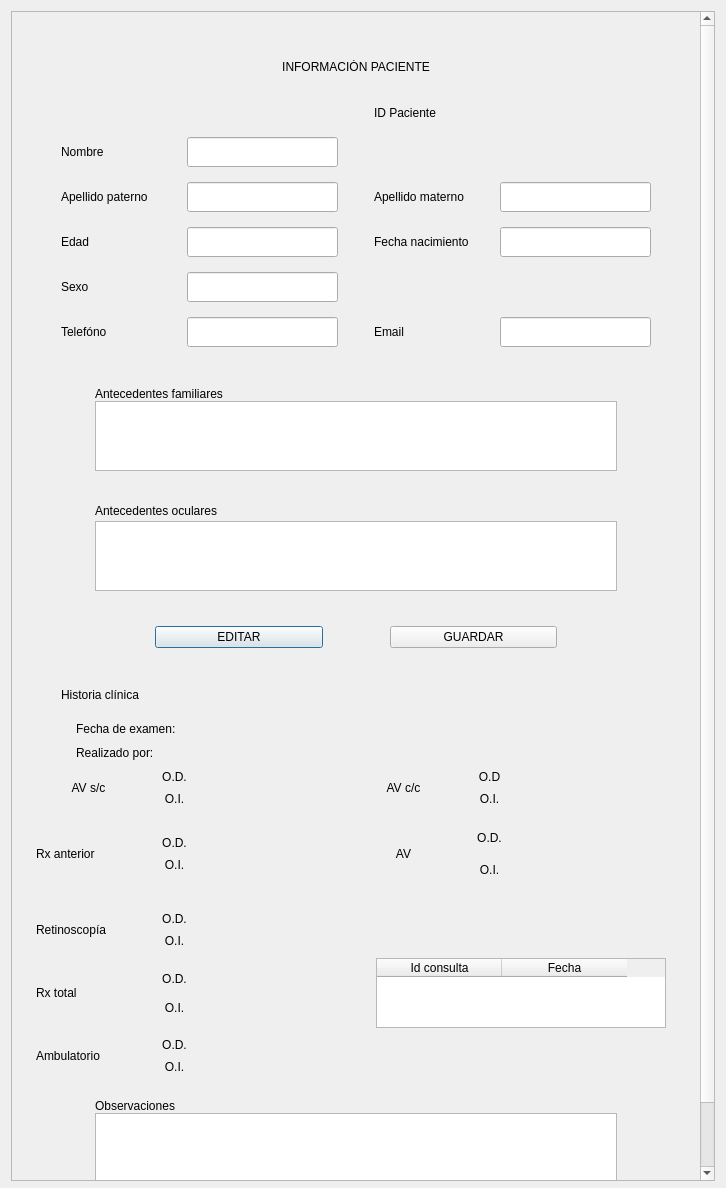
Before: the Qt Designer form Info_paciente.ui in Matapuercos666/OPTICA, drawn with Qt 5.
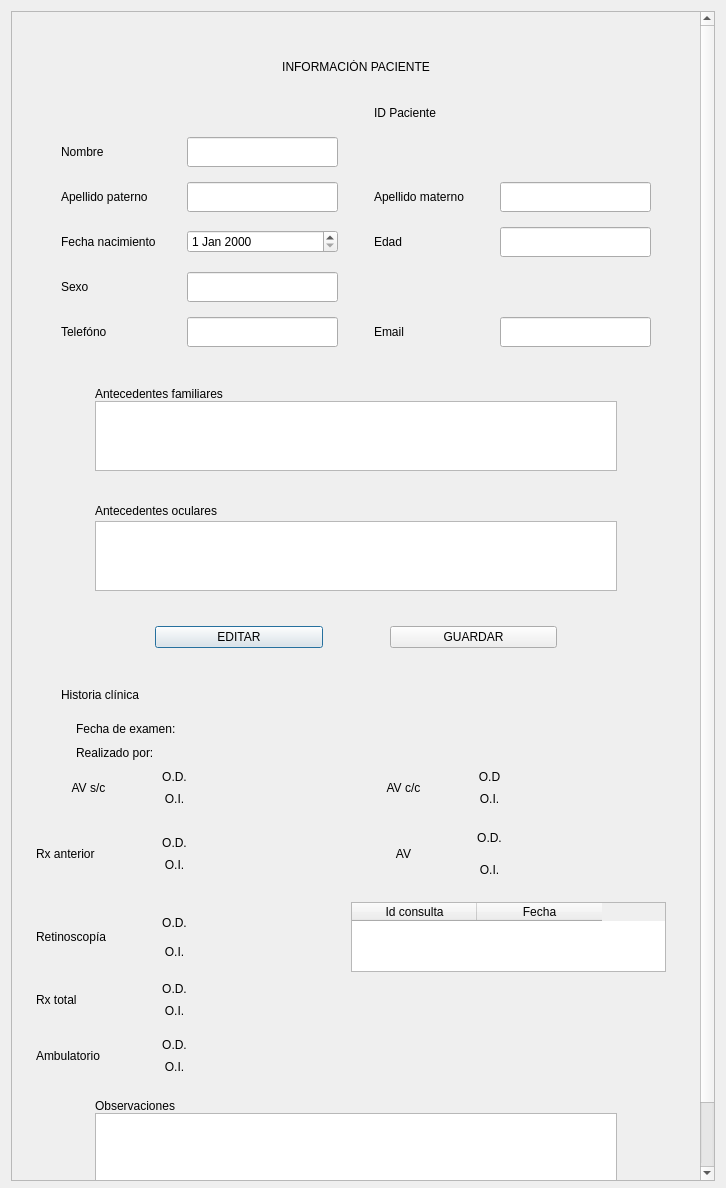
After: the same form once the commit is applied. Icons and pictures are not drawn.

```diff
--- a/Info_paciente.ui
+++ b/Info_paciente.ui
@@ -29,7 +29,7 @@
       <property name="geometry">
        <rect>
         <x>0</x>
-        <y>0</y>
+        <y>-138</y>
         <width>689</width>
         <height>1399</height>
        </rect>
@@ -109,13 +109,6 @@
                </property>
               </widget>
              </item>
-             <item row="5" column="4">
-              <widget class="QLabel" name="Nacimiento">
-               <property name="text">
-                <string>Fecha nacimiento</string>
-               </property>
-              </widget>
-             </item>
              <item row="4" column="4">
               <widget class="QLabel" name="ApellidoM">
                <property name="text">
@@ -163,13 +156,6 @@
                </property>
               </spacer>
              </item>
-             <item row="5" column="1">
-              <widget class="QLabel" name="Edad">
-               <property name="text">
-                <string>Edad</string>
-               </property>
-              </widget>
-             </item>
              <item row="1" column="5">
               <widget class="QLabel" name="IDPACIENTE">
                <property name="text">
@@ -190,19 +176,6 @@
                </property>
               </widget>
              </item>
-             <item row="5" column="2">
-              <widget class="QLineEdit" name="EDAD">
-               <property name="minimumSize">
-                <size>
-                 <width>0</width>
-                 <height>30</height>
-                </size>
-               </property>
-               <property name="readOnly">
-                <bool>true</bool>
-               </property>
-              </widget>
-             </item>
              <item row="3" column="2">
               <widget class="QLineEdit" name="NOMBRE">
                <property name="minimumSize">
@@ -296,7 +269,7 @@
               </widget>
              </item>
              <item row="5" column="5">
-              <widget class="QLineEdit" name="NACIMIENTO">
+              <widget class="QLineEdit" name="EDAD">
                <property name="minimumSize">
                 <size>
                  <width>0</width>
@@ -308,6 +281,23 @@
                </property>
               </widget>
              </item>
+             <item row="5" column="4">
+              <widget class="QLabel" name="Edad">
+               <property name="text">
+                <string>Edad</string>
+               </property>
+              </widget>
+             </item>
+             <item row="5" column="1">
+              <widget class="QLabel" name="Nacimiento">
+               <property name="text">
+                <string>Fecha nacimiento</string>
+               </property>
+              </widget>
+             </item>
+             <item row="5" column="2">
+              <widget class="QDateEdit" name="dateEdit"/>
+             </item>
             </layout>
            </item>
            <item row="5" column="0">
@@ -1177,14 +1167,8 @@
                 </layout>
                </item>
                <item row="0" column="1">
-                <layout class="QHBoxLayout" name="horizontalLayout_8"/>
-               </item>
-               <item row="1" column="1">
-                <layout class="QGridLayout" name="gridLayout_3">
-                 <property name="leftMargin">
-                  <number>25</number>
-                 </property>
-                 <item row="0" column="0">
+                <layout class="QHBoxLayout" name="horizontalLayout_8">
+                 <item>
                   <widget class="QTableWidget" name="Historico_consulta">
                    <property name="sizePolicy">
                     <sizepolicy hsizetype="Minimum" vsizetype="Preferred">
@@ -1192,6 +1176,15 @@
                      <verstretch>0</verstretch>
                     </sizepolicy>
                    </property>
+                   <property name="minimumSize">
+                    <size>
+                     <width>0</width>
+                     <height>0</height>
+                    </size>
+                   </property>
+                   <property name="alternatingRowColors">
+                    <bool>true</bool>
+                   </property>
                    <attribute name="horizontalHeaderVisible">
                     <bool>true</bool>
                    </attribute>
@@ -1201,6 +1194,9 @@
                    <attribute name="horizontalHeaderDefaultSectionSize">
                     <number>125</number>
                    </attribute>
+                   <attribute name="verticalHeaderVisible">
+                    <bool>false</bool>
+                   </attribute>
                    <column>
                     <property name="text">
                      <string>Id consulta</string>
```
Left out of the diff: 4 changed lines with no effect on the pictures.
